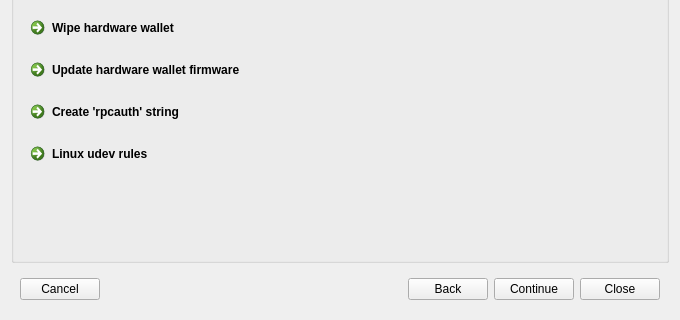
Above: src/ui/ui_wallet_tools_dlg.ui from Bertrand256/dash-masternode-tool before the change; both pictures show x 0 to 680 and y 162 to 482 of the 680 by 482 pixel window. Below: the same form after it.
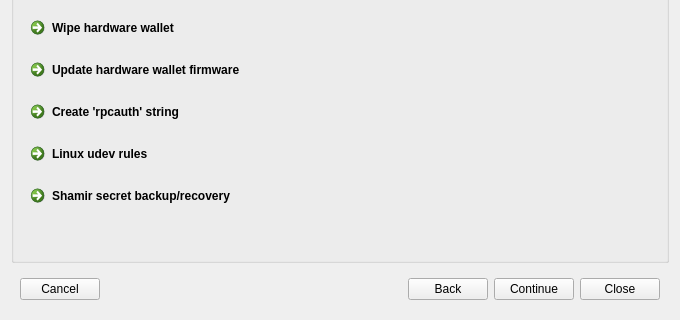
That is the form after the change.

Commit message: New feature: shamir secret split (phase 1).

```diff
--- a/src/ui/ui_wallet_tools_dlg.ui
+++ b/src/ui/ui_wallet_tools_dlg.ui
@@ -95,6 +95,13 @@
             </property>
            </widget>
           </item>
+          <item>
+           <widget class="QCommandLinkButton" name="actShamirTools">
+            <property name="text">
+             <string>Shamir secret backup/recovery</string>
+            </property>
+           </widget>
+          </item>
           <item>
            <spacer name="verticalSpacer">
             <property name="orientation">
```
The commit also changes 8 other files.
